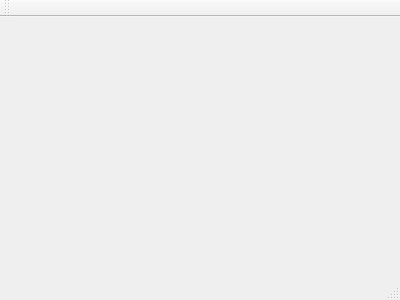
Before: the Qt Designer form IGR201/Qt/TP2/mainwindow.ui in Datshlag/IGR, drawn with Qt 5.
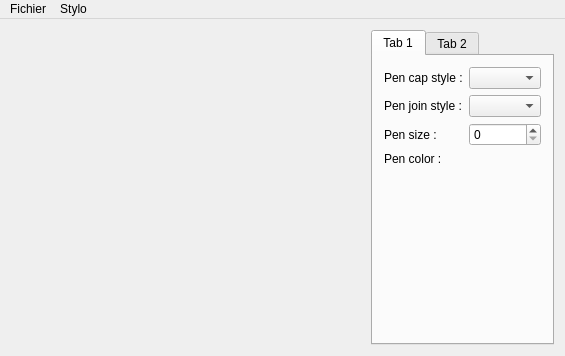
After: the same form once the commit is applied. Custom widgets are drawn as their Qt base class.

```diff
--- a/IGR201/Qt/TP2/mainwindow.ui
+++ b/IGR201/Qt/TP2/mainwindow.ui
@@ -1,24 +1,141 @@
 <ui version="4.0">
  <class>MainWindow</class>
- <widget class="QMainWindow" name="MainWindow" >
-  <property name="geometry" >
+ <widget class="QMainWindow" name="MainWindow">
+  <property name="geometry">
    <rect>
     <x>0</x>
     <y>0</y>
-    <width>400</width>
-    <height>300</height>
+    <width>565</width>
+    <height>356</height>
    </rect>
   </property>
   <property name="windowTitle" >
    <string>MainWindow</string>
   </property>
-  <widget class="QMenuBar" name="menuBar" />
-  <widget class="QToolBar" name="mainToolBar" />
-  <widget class="QWidget" name="centralWidget" />
-  <widget class="QStatusBar" name="statusBar" />
+  <widget class="QWidget" name="centralWidget">
+   <layout class="QHBoxLayout" name="horizontalLayout">
+    <item>
+     <layout class="QHBoxLayout" name="horizontalLayout_2" stretch="5,1">
+      <item>
+       <widget class="DrawZone" name="widget" native="true">
+        <zorder>plainTextEdit</zorder>
+       </widget>
+      </item>
+      <item>
+       <widget class="QTabWidget" name="tabWidget">
+        <widget class="QWidget" name="tab">
+         <attribute name="title">
+          <string>Tab 1</string>
+         </attribute>
+         <layout class="QVBoxLayout" name="verticalLayout_2">
+          <item>
+           <layout class="QFormLayout" name="formLayout">
+            <property name="labelAlignment">
+             <set>Qt::AlignJustify|Qt::AlignVCenter</set>
+            </property>
+            <property name="formAlignment">
+             <set>Qt::AlignJustify|Qt::AlignVCenter</set>
+            </property>
+            <item row="0" column="0">
+             <widget class="QLabel" name="capStyleLabel">
+              <property name="text">
+               <string>Pen cap style :</string>
+              </property>
+             </widget>
+            </item>
+            <item row="0" column="1">
+             <widget class="QComboBox" name="capStyleComboBox"/>
+            </item>
+            <item row="1" column="0">
+             <widget class="QLabel" name="joinStyleLabel">
+              <property name="text">
+               <string>Pen join style :</string>
+              </property>
+             </widget>
+            </item>
+            <item row="1" column="1">
+             <widget class="QComboBox" name="joinStyleComboBox"/>
+            </item>
+            <item row="2" column="0">
+             <widget class="QLabel" name="penSizeLabel">
+              <property name="text">
+               <string>Pen size :</string>
+              </property>
+             </widget>
+            </item>
+            <item row="2" column="1">
+             <widget class="QSpinBox" name="penSizeSpinBox"/>
+            </item>
+            <item row="3" column="0">
+             <widget class="QLabel" name="colorSelectionLabel">
+              <property name="text">
+               <string>Pen color :</string>
+              </property>
+             </widget>
+            </item>
+            <item row="3" column="1">
+             <widget class="DrawZone" name="widget_2" native="true"/>
+            </item>
+           </layout>
+          </item>
+          <item>
+           <spacer name="verticalSpacer">
+            <property name="orientation">
+             <enum>Qt::Vertical</enum>
+            </property>
+            <property name="sizeHint" stdset="0">
+             <size>
+              <width>20</width>
+              <height>40</height>
+             </size>
+            </property>
+           </spacer>
+          </item>
+         </layout>
+        </widget>
+        <widget class="QWidget" name="tab_2">
+         <attribute name="title">
+          <string>Tab 2</string>
+         </attribute>
+        </widget>
+       </widget>
+      </item>
+     </layout>
+    </item>
+   </layout>
+  </widget>
+  <widget class="QMenuBar" name="menuBar">
+   <property name="geometry">
+    <rect>
+     <x>0</x>
+     <y>0</y>
+     <width>565</width>
+     <height>21</height>
+    </rect>
+   </property>
+   <widget class="QMenu" name="menuFichier">
+    <property name="title">
+     <string>Fichier</string>
+    </property>
+   </widget>
+   <widget class="QMenu" name="menuStylo">
+    <property name="title">
+     <string>Stylo</string>
+    </property>
+   </widget>
+   <addaction name="menuFichier"/>
+   <addaction name="menuStylo"/>
+  </widget>
  </widget>
- <layoutDefault spacing="6" margin="11" />
- <pixmapfunction></pixmapfunction>
+ <layoutdefault spacing="6" margin="11"/>
+ <customwidgets>
+  <customwidget>
+   <class>DrawZone</class>
+   <extends>QWidget</extends>
+   <header>drawzone.h</header>
+   <container>1</container>
+  </customwidget>
+ </customwidgets>
  <resources/>
  <connections/>
 </ui>
```
Left out of the diff: 3 changed lines with no effect on the pictures.
